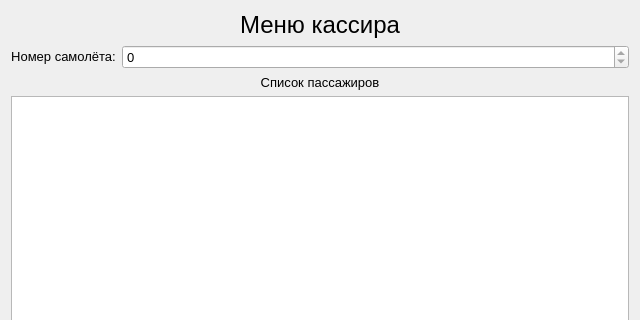
Qt form menucashierwindow.ui (BelousovAD/IS-Airport) before a commit; both pictures show x 0 to 640 and y 0 to 320 of the 640 by 480 pixel window.
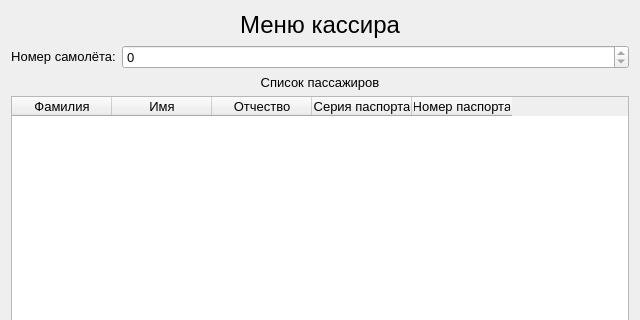
The same form after that commit.

The edit to the form file:
```diff
--- a/menucashierwindow.ui
+++ b/menucashierwindow.ui
@@ -84,7 +84,58 @@
     </widget>
    </item>
    <item>
-    <widget class="QTableView" name="passengersTableView"/>
+    <widget class="QTableWidget" name="tableWidget">
+     <column>
+      <property name="text">
+       <string>Фамилия</string>
+      </property>
+      <property name="font">
+       <font>
+        <pointsize>10</pointsize>
+       </font>
+      </property>
+     </column>
+     <column>
+      <property name="text">
+       <string>Имя</string>
+      </property>
+      <property name="font">
+       <font>
+        <pointsize>10</pointsize>
+       </font>
+      </property>
+     </column>
+     <column>
+      <property name="text">
+       <string>Отчество</string>
+      </property>
+      <property name="font">
+       <font>
+        <pointsize>10</pointsize>
+       </font>
+      </property>
+     </column>
+     <column>
+      <property name="text">
+       <string>Серия паспорта</string>
+      </property>
+      <property name="font">
+       <font>
+        <pointsize>10</pointsize>
+       </font>
+      </property>
+     </column>
+     <column>
+      <property name="text">
+       <string>Номер паспорта</string>
+      </property>
+      <property name="font">
+       <font>
+        <pointsize>10</pointsize>
+       </font>
+      </property>
+     </column>
+    </widget>
    </item>
    <item>
     <layout class="QHBoxLayout" name="horizontalLayout_2">
```
